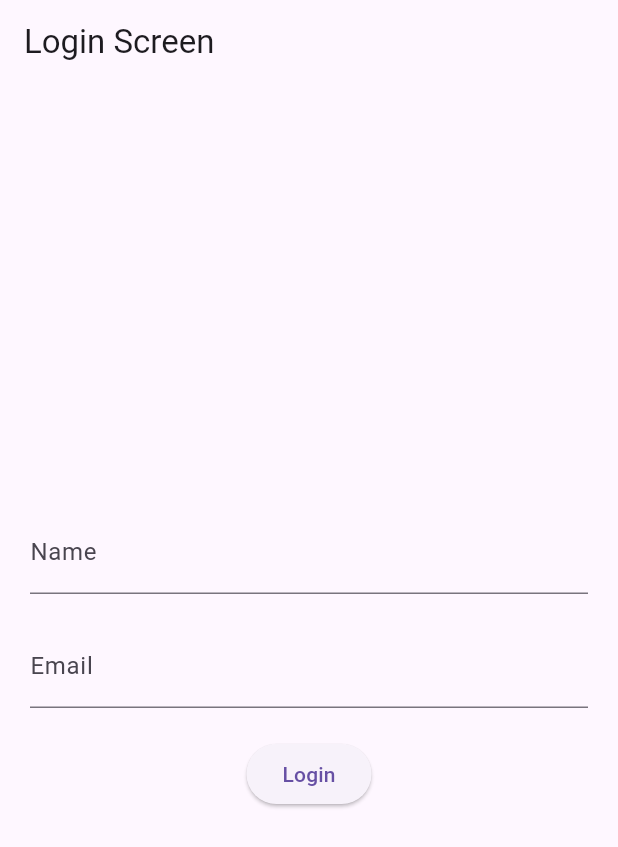
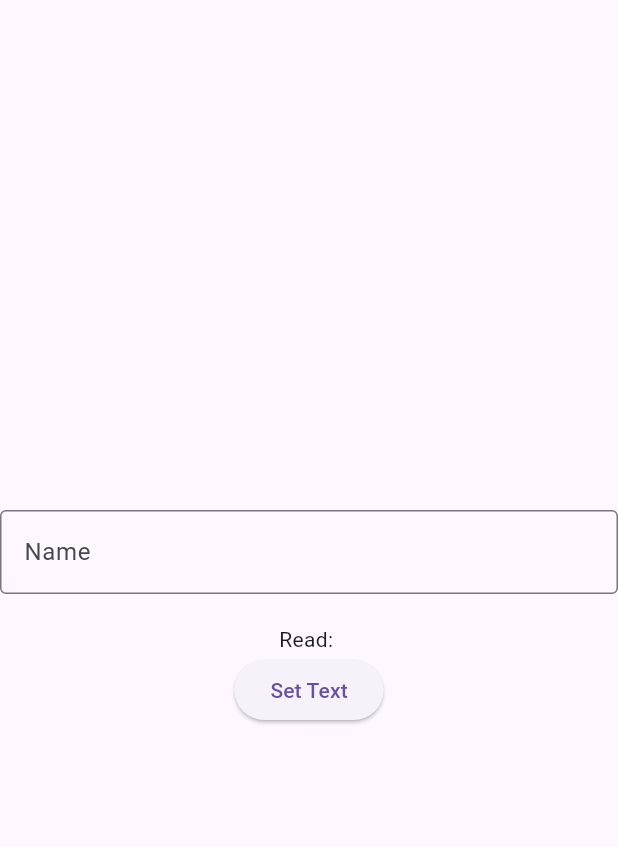
Before and after one commit to priyankadafda23/Flutter, a Flutter app: the screen it shows after launch, on a phone screen of 412 x 824 dp. Shown: the top 847 px of the screen. Run offline on Flutter 3.47's test engine with Material 3 defaults, Android fonts, the light colour scheme and no system bars.

Commit message:
text input control

```diff
--- /dev/null
+++ b/demo/lib/inputcontrols/inputcontrols.txt
@@ -0,0 +1,5 @@
+text input
+radio button
+checkbox
+slider
+date time picker
--- /dev/null
+++ b/demo/lib/inputcontrols/inputtextcontrol.dart
@@ -0,0 +1,52 @@
+import 'package:flutter/material.dart';
+
+class ControlInput extends StatefulWidget {
+  const ControlInput({super.key});
+
+  @override
+  State<ControlInput> createState() => _ControlInputState();
+}
+
+class _ControlInputState extends State<ControlInput> {
+  final textController = TextEditingController();
+
+  @override
+  void dispose(){
+    textController.dispose();
+    super.dispose();
+  }
+
+  void setTextValue(){
+    setState(() {
+      textController.text = "Hello World";
+    });
+  }
+
+  @override
+  Widget build(BuildContext context) {
+    return Scaffold(
+      body: Center(
+        child: Column(
+          mainAxisAlignment: MainAxisAlignment.center,
+          crossAxisAlignment: CrossAxisAlignment.center,
+          children: [
+            TextField(
+              controller: textController,
+              decoration: const InputDecoration(
+                labelText: "Name",
+                border: OutlineInputBorder()
+              ),
+              onChanged:(_) => setState(() {}),
+            ),
+            const SizedBox(height: 20),
+            Text('Read: ${textController.text}'),
+            ElevatedButton(
+              onPressed: setTextValue,
+              child: const Text("Set Text"),
+            ),
+          ]
+        )
+      )
+    );
+  }
+}
--- a/demo/lib/main.dart
+++ b/demo/lib/main.dart
@@ -2,9 +2,10 @@ import 'package:flutter/material.dart';
 // import './stopwatch/stopwatch.dart';
 //import 'register.dart';
 //import './calculator/calculator.dart';
-import './stopwatch/login.dart';
+//import './stopwatch/login.dart';
+import './inputcontrols/inputtextcontrol.dart';
 
-//stopwatch.dart/login.dart
+//inputtextcontrol.dart
 void main() {
   runApp(const StopWatchRun());
 }
@@ -16,10 +17,27 @@ class StopWatchRun extends StatelessWidget {
   Widget build(BuildContext context) {
     return const MaterialApp(
       debugShowCheckedModeBanner: false,
-      home: LoginScreen(),
+      home: ControlInput(),
     );
   }
 }
+
+//stopwatch.dart/login.dart
+// void main() {
+//   runApp(const StopWatchRun());
+// }
+
+// class StopWatchRun extends StatelessWidget {
+//   const StopWatchRun({super.key});
+
+//   @override
+//   Widget build(BuildContext context) {
+//     return const MaterialApp(
+//       debugShowCheckedModeBanner: false,
+//       home: LoginScreen(),
+//     );
+//   }
+// }
 
 //calculator.dart
 // void main() {
```
Also changed, not shown: demo/lib/stopwatch/login.dart (+9 -0 lines), demo/lib/stopwatch/stopwatch.dart (+6 -3 lines).
